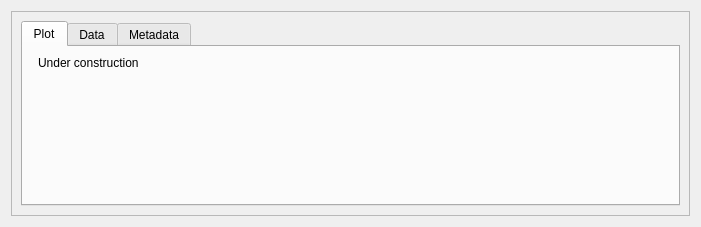
First picture: the form in mdaviz/resources/mda_file_viz.ui, repository BCDA-APS/mdaviz, before the edit.
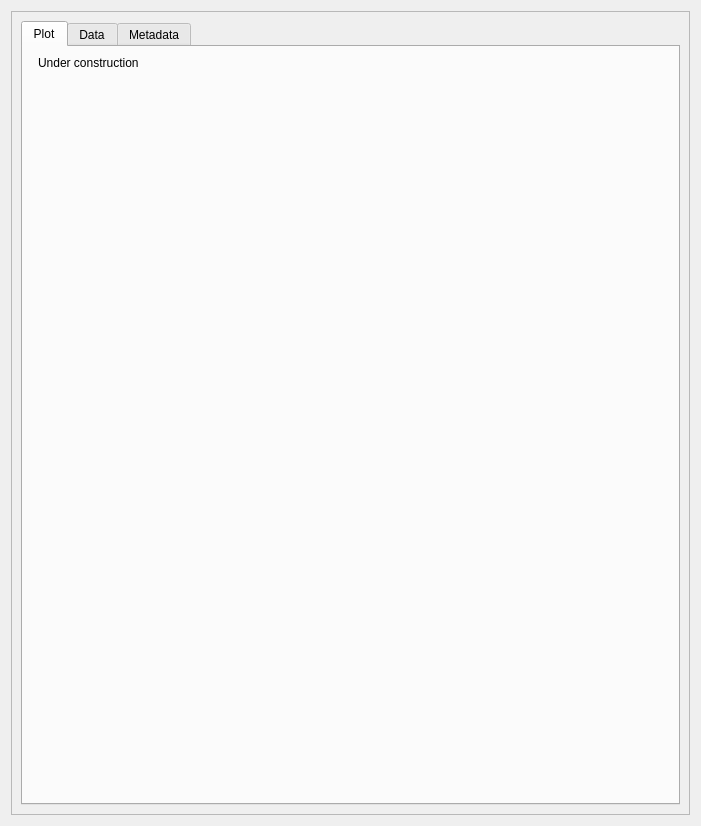
Second picture: the form after the edit. The open tabs and pages were chosen to show the change.

```diff
--- a/mdaviz/resources/mda_file_viz.ui
+++ b/mdaviz/resources/mda_file_viz.ui
@@ -7,7 +7,7 @@
     <x>0</x>
     <y>0</y>
     <width>701</width>
-    <height>227</height>
+    <height>826</height>
    </rect>
   </property>
   <property name="windowTitle">
@@ -24,8 +24,8 @@
        <rect>
         <x>0</x>
         <y>0</y>
-        <width>681</width>
-        <height>207</height>
+        <width>675</width>
+        <height>800</height>
        </rect>
       </property>
       <layout class="QVBoxLayout" name="verticalLayout">
```
Left out of the diff: 2 changed lines with no effect on the pictures.
